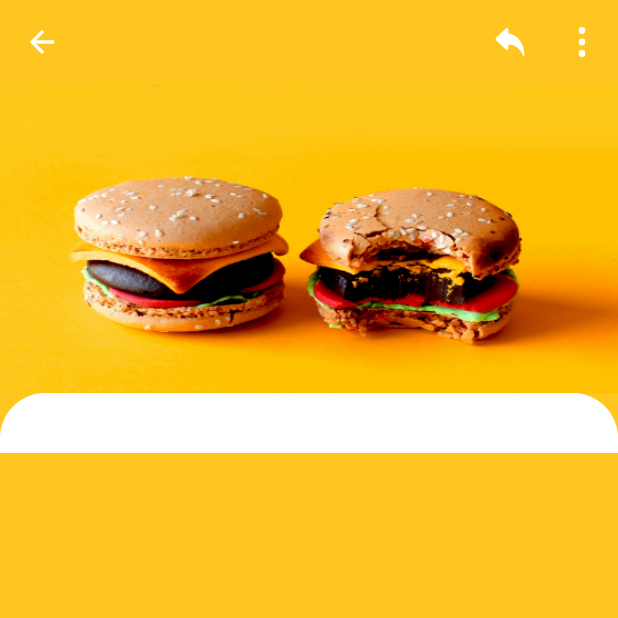
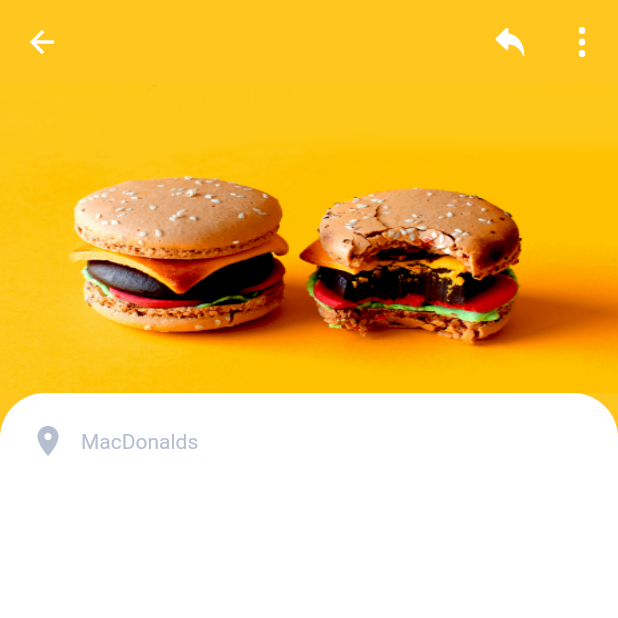
Before and after one commit to n0y0j/flutter_ui, a Flutter app: the DetailsScreen screen opened directly, on a phone screen of 412 x 824 dp, the top half of it. Run offline on Flutter 3.47's test engine with Material 2 defaults, Android fonts, the phone set to English and light mode, and no system bars; our stand-ins replace flutter_svg.

Commit message:
feat: Implement details page bodshopName.

```diff
--- /dev/null
+++ b/food_ordering_app/lib/screens/details/components/item_image.dart
@@ -0,0 +1,21 @@
+import 'package:flutter/material.dart';
+
+class ItemImage extends StatelessWidget {
+  final String imaSrc;
+  const ItemImage({
+    Key key,
+    this.imaSrc,
+  }) : super(key: key);
+
+  @override
+  Widget build(BuildContext context) {
+    Size size = MediaQuery.of(context).size;
+    return Image.asset(
+      imaSrc,
+      height: size.height * 0.25,
+      // it cover the 25% of total height
+      width: double.infinity,
+      fit: BoxFit.fill,
+    );
+  }
+}
--- a/food_ordering_app/lib/screens/details/details-screen.dart
+++ b/food_ordering_app/lib/screens/details/details-screen.dart
@@ -1,6 +1,7 @@
 import 'package:flutter/material.dart';
 import 'package:food_ordering_app/constants.dart';
 import 'package:food_ordering_app/screens/details/components/app_bar.dart';
+import 'package:food_ordering_app/screens/details/components/item_image.dart';
 
 class DetailsScreen extends StatelessWidget {
   @override
@@ -21,37 +22,49 @@ class Body extends StatelessWidget {
         ItemImage(
           imaSrc: "assets/images/burger.png",
         ),
-        Container(
-          padding: EdgeInsets.all(20),
-          decoration: BoxDecoration(
-            color: Colors.white,
-            borderRadius: BorderRadius.only(
-              topLeft: Radius.circular(30),
-              topRight: Radius.circular(30),
-            ),
-          ),
+        Expanded(
+          child: ItemInfo(),
         )
       ],
     );
   }
 }
 
-class ItemImage extends StatelessWidget {
-  final String imaSrc;
-  const ItemImage({
+class ItemInfo extends StatelessWidget {
+  const ItemInfo({
     Key key,
-    this.imaSrc,
   }) : super(key: key);
 
   @override
   Widget build(BuildContext context) {
-    Size size = MediaQuery.of(context).size;
-    return Image.asset(
-      imaSrc,
-      height: size.height * 0.25,
-      // it cover the 25% of total height
+    return Container(
+      padding: EdgeInsets.all(20),
       width: double.infinity,
-      fit: BoxFit.fill,
+      decoration: BoxDecoration(
+        color: Colors.white,
+        borderRadius: BorderRadius.only(
+          topLeft: Radius.circular(30),
+          topRight: Radius.circular(30),
+        ),
+      ),
+      child: Column(
+        children: <Widget>[
+          shopName(name: "MacDonalds"),
+        ],
+      ),
     );
   }
 }
+
+Row shopName({String name}) {
+  return Row(
+    children: <Widget>[
+      Icon(
+        Icons.location_on,
+        color: ksecondaryColor,
+      ),
+      SizedBox(width: 10),
+      Text(name)
+    ],
+  );
+}
```
